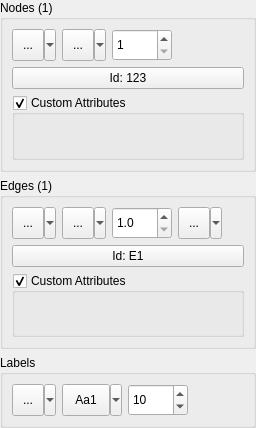
Old version of the form code/src/CNodeEdgePropertiesUI.ui in the repository ArsMasiuk/qvge.
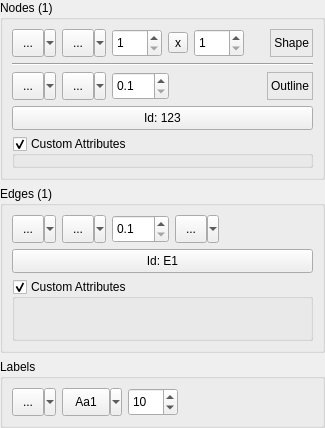
New version of the form. Custom widgets are drawn as their Qt base class.

```diff
--- a/code/src/CNodeEdgePropertiesUI.ui
+++ b/code/src/CNodeEdgePropertiesUI.ui
@@ -6,7 +6,7 @@
    <rect>
     <x>0</x>
     <y>0</y>
-    <width>256</width>
+    <width>325</width>
     <height>428</height>
    </rect>
   </property>
@@ -37,46 +37,46 @@
      <property name="title">
       <string>Nodes (1)</string>
      </property>
-     <layout class="QGridLayout" name="gridLayout">
-      <item row="3" column="0" colspan="4">
-       <widget class="QGroupBox" name="NodeAttrBox">
+     <layout class="QVBoxLayout" name="verticalLayout_5">
+      <item>
+       <layout class="QHBoxLayout" name="horizontalLayout_3">
+        <item>
+         <widget class="QSint::ColorButton" name="NodeColor">
         <property name="sizePolicy">
-         <sizepolicy hsizetype="Preferred" vsizetype="Expanding">
+           <sizepolicy hsizetype="Fixed" vsizetype="Fixed">
           <horstretch>0</horstretch>
           <verstretch>0</verstretch>
          </sizepolicy>
         </property>
-        <property name="title">
-         <string>Custom Attributes</string>
-        </property>
-        <property name="flat">
-         <bool>true</bool>
-        </property>
-        <property name="checkable">
-         <bool>true</bool>
-        </property>
-        <layout class="QVBoxLayout" name="verticalLayout_3">
-         <property name="leftMargin">
-          <number>0</number>
-         </property>
-         <property name="rightMargin">
-          <number>0</number>
-         </property>
-         <property name="bottomMargin">
-          <number>0</number>
-         </property>
-         <item>
-          <widget class="CAttributesEditorUI" name="NodeAttrEditor" native="true"/>
-         </item>
-        </layout>
-       </widget>
-      </item>
-      <item row="1" column="1">
+          <property name="minimumSize">
+           <size>
+            <width>44</width>
+            <height>28</height>
+           </size>
+          </property>
+          <property name="statusTip">
+           <string>Set fill color of the selected nodes</string>
+          </property>
+          <property name="text">
+           <string>...</string>
+          </property>
+          <property name="iconSize">
+           <size>
+            <width>18</width>
+            <height>18</height>
+           </size>
+          </property>
+          <property name="popupMode">
+           <enum>QToolButton::MenuButtonPopup</enum>
+          </property>
+         </widget>
+        </item>
+        <item>
        <widget class="QSint::QSplitButton" name="NodeShape">
         <property name="minimumSize">
          <size>
           <width>44</width>
-          <height>32</height>
+            <height>28</height>
          </size>
         </property>
         <property name="statusTip">
@@ -87,8 +87,8 @@
         </property>
         <property name="iconSize">
          <size>
-          <width>20</width>
-          <height>20</height>
+            <width>18</width>
+            <height>18</height>
          </size>
         </property>
         <property name="popupMode">
@@ -96,8 +96,8 @@
         </property>
        </widget>
       </item>
-      <item row="1" column="2">
-       <widget class="QSpinBox" name="NodeSize">
+        <item>
+         <widget class="QSpinBox" name="NodeSizeX">
         <property name="sizePolicy">
          <sizepolicy hsizetype="Fixed" vsizetype="Fixed">
           <horstretch>0</horstretch>
@@ -106,8 +106,8 @@
         </property>
         <property name="minimumSize">
          <size>
-          <width>60</width>
-          <height>32</height>
+            <width>50</width>
+            <height>28</height>
          </size>
         </property>
         <property name="statusTip">
@@ -120,11 +120,55 @@
          <number>1</number>
         </property>
         <property name="maximum">
-         <number>50</number>
+           <number>1000</number>
         </property>
        </widget>
       </item>
-      <item row="1" column="3">
+        <item>
+         <widget class="QToolButton" name="NodeSizeSwitch">
+          <property name="statusTip">
+           <string>Uniform nodes size editing if checked</string>
+          </property>
+          <property name="text">
+           <string>x</string>
+          </property>
+          <property name="checkable">
+           <bool>true</bool>
+          </property>
+          <property name="checked">
+           <bool>false</bool>
+          </property>
+         </widget>
+        </item>
+        <item>
+         <widget class="QSpinBox" name="NodeSizeY">
+          <property name="sizePolicy">
+           <sizepolicy hsizetype="Fixed" vsizetype="Fixed">
+            <horstretch>0</horstretch>
+            <verstretch>0</verstretch>
+           </sizepolicy>
+          </property>
+          <property name="minimumSize">
+           <size>
+            <width>50</width>
+            <height>28</height>
+           </size>
+          </property>
+          <property name="statusTip">
+           <string>Set height of the selected nodes</string>
+          </property>
+          <property name="correctionMode">
+           <enum>QAbstractSpinBox::CorrectToNearestValue</enum>
+          </property>
+          <property name="minimum">
+           <number>1</number>
+          </property>
+          <property name="maximum">
+           <number>1000</number>
+          </property>
+         </widget>
+        </item>
+        <item>
        <spacer name="horizontalSpacer">
         <property name="orientation">
          <enum>Qt::Horizontal</enum>
@@ -137,8 +181,35 @@
         </property>
        </spacer>
       </item>
-      <item row="1" column="0">
-       <widget class="QSint::ColorButton" name="NodeColor">
+        <item>
+         <widget class="QLabel" name="label_2">
+          <property name="frameShape">
+           <enum>QFrame::StyledPanel</enum>
+          </property>
+          <property name="frameShadow">
+           <enum>QFrame::Sunken</enum>
+          </property>
+          <property name="text">
+           <string>Shape</string>
+          </property>
+          <property name="alignment">
+           <set>Qt::AlignRight|Qt::AlignTrailing|Qt::AlignVCenter</set>
+          </property>
+         </widget>
+        </item>
+       </layout>
+      </item>
+      <item>
+       <widget class="Line" name="line">
+        <property name="orientation">
+         <enum>Qt::Horizontal</enum>
+        </property>
+       </widget>
+      </item>
+      <item>
+       <layout class="QHBoxLayout" name="horizontalLayout_5">
+        <item>
+         <widget class="QSint::ColorButton" name="StrokeColor">
         <property name="sizePolicy">
          <sizepolicy hsizetype="Fixed" vsizetype="Fixed">
           <horstretch>0</horstretch>
@@ -148,7 +219,7 @@
         <property name="minimumSize">
          <size>
           <width>44</width>
-          <height>32</height>
+            <height>28</height>
          </size>
         </property>
         <property name="statusTip">
@@ -159,17 +230,110 @@
         </property>
         <property name="iconSize">
          <size>
-          <width>20</width>
+            <width>18</width>
+            <height>18</height>
+           </size>
+          </property>
+          <property name="popupMode">
+           <enum>QToolButton::MenuButtonPopup</enum>
+          </property>
+         </widget>
+        </item>
+        <item>
+         <widget class="QSint::QPenButton" name="StrokeStyle">
+          <property name="minimumSize">
+           <size>
+            <width>44</width>
+            <height>28</height>
+           </size>
+          </property>
+          <property name="statusTip">
+           <string>Set stroke style of the selected nodes</string>
+          </property>
+          <property name="text">
+           <string>...</string>
+          </property>
+          <property name="iconSize">
+           <size>
+            <width>18</width>
+            <height>18</height>
+           </size>
+          </property>
+          <property name="popupMode">
+           <enum>QToolButton::MenuButtonPopup</enum>
+          </property>
+         </widget>
+        </item>
+        <item>
+         <widget class="QDoubleSpinBox" name="StrokeSize">
+          <property name="sizePolicy">
+           <sizepolicy hsizetype="Fixed" vsizetype="Fixed">
+            <horstretch>0</horstretch>
+            <verstretch>0</verstretch>
+           </sizepolicy>
+          </property>
+          <property name="minimumSize">
+           <size>
+            <width>50</width>
+            <height>28</height>
+           </size>
+          </property>
+          <property name="statusTip">
+           <string>Set stroke width of the selected nodes</string>
+          </property>
+          <property name="correctionMode">
+           <enum>QAbstractSpinBox::CorrectToNearestValue</enum>
+          </property>
+          <property name="decimals">
+           <number>1</number>
+          </property>
+          <property name="minimum">
+           <double>0.100000000000000</double>
+          </property>
+          <property name="singleStep">
+           <double>0.100000000000000</double>
+          </property>
+         </widget>
+        </item>
+        <item>
+         <spacer name="horizontalSpacer_4">
+          <property name="orientation">
+           <enum>Qt::Horizontal</enum>
+          </property>
+          <property name="sizeHint" stdset="0">
+           <size>
+            <width>40</width>
           <height>20</height>
          </size>
         </property>
-        <property name="popupMode">
-         <enum>QToolButton::MenuButtonPopup</enum>
+         </spacer>
+        </item>
+        <item>
+         <widget class="QLabel" name="label">
+          <property name="frameShape">
+           <enum>QFrame::StyledPanel</enum>
+          </property>
+          <property name="frameShadow">
+           <enum>QFrame::Sunken</enum>
+          </property>
+          <property name="text">
+           <string>Outline</string>
+          </property>
+          <property name="alignment">
+           <set>Qt::AlignRight|Qt::AlignTrailing|Qt::AlignVCenter</set>
         </property>
        </widget>
       </item>
-      <item row="2" column="0" colspan="4">
+       </layout>
+      </item>
+      <item>
        <widget class="QPushButton" name="NodeId">
+        <property name="minimumSize">
+         <size>
+          <width>0</width>
+          <height>24</height>
+         </size>
+        </property>
         <property name="toolTip">
          <string>Click to edit</string>
         </property>
@@ -181,6 +345,39 @@
         </property>
        </widget>
       </item>
+      <item>
+       <widget class="QGroupBox" name="NodeAttrBox">
+        <property name="sizePolicy">
+         <sizepolicy hsizetype="Preferred" vsizetype="Expanding">
+          <horstretch>0</horstretch>
+          <verstretch>0</verstretch>
+         </sizepolicy>
+        </property>
+        <property name="title">
+         <string>Custom Attributes</string>
+        </property>
+        <property name="flat">
+         <bool>true</bool>
+        </property>
+        <property name="checkable">
+         <bool>true</bool>
+        </property>
+        <layout class="QVBoxLayout" name="verticalLayout_3">
+         <property name="leftMargin">
+          <number>0</number>
+         </property>
+         <property name="rightMargin">
+          <number>0</number>
+         </property>
+         <property name="bottomMargin">
+          <number>0</number>
+         </property>
+         <item>
+          <widget class="CAttributesEditorUI" name="NodeAttrEditor" native="true"/>
+         </item>
+        </layout>
+       </widget>
+      </item>
      </layout>
     </widget>
    </item>
@@ -203,7 +400,7 @@
           <property name="minimumSize">
            <size>
             <width>44</width>
-            <height>32</height>
+            <height>28</height>
            </size>
           </property>
           <property name="statusTip">
@@ -214,8 +411,8 @@
           </property>
           <property name="iconSize">
            <size>
-            <width>20</width>
-            <height>20</height>
+            <width>18</width>
+            <height>18</height>
            </size>
           </property>
           <property name="popupMode">
@@ -228,7 +425,7 @@
           <property name="minimumSize">
            <size>
             <width>44</width>
-            <height>32</height>
+            <height>28</height>
            </size>
           </property>
           <property name="statusTip">
@@ -239,8 +436,8 @@
           </property>
           <property name="iconSize">
            <size>
-            <width>20</width>
-            <height>20</height>
+            <width>18</width>
+            <height>18</height>
            </size>
           </property>
           <property name="popupMode">
@@ -258,8 +455,8 @@
           </property>
           <property name="minimumSize">
            <size>
-            <width>60</width>
-            <height>32</height>
+            <width>50</width>
+            <height>28</height>
            </size>
           </property>
           <property name="statusTip">
@@ -272,7 +469,7 @@
            <number>1</number>
           </property>
           <property name="minimum">
-           <double>1.000000000000000</double>
+           <double>0.100000000000000</double>
           </property>
           <property name="singleStep">
            <double>0.100000000000000</double>
@@ -284,7 +481,7 @@
           <property name="minimumSize">
            <size>
             <width>44</width>
-            <height>32</height>
+            <height>28</height>
            </size>
           </property>
           <property name="statusTip">
@@ -295,8 +492,8 @@
           </property>
           <property name="iconSize">
            <size>
-            <width>20</width>
-            <height>20</height>
+            <width>18</width>
+            <height>18</height>
            </size>
           </property>
           <property name="popupMode">
@@ -321,6 +518,12 @@
       </item>
       <item>
        <widget class="QPushButton" name="EdgeId">
+        <property name="minimumSize">
+         <size>
+          <width>0</width>
+          <height>24</height>
+         </size>
+        </property>
         <property name="toolTip">
          <string>Click to edit</string>
         </property>
@@ -387,7 +590,7 @@
           <property name="minimumSize">
            <size>
             <width>44</width>
-            <height>32</height>
+            <height>28</height>
            </size>
           </property>
           <property name="statusTip">
@@ -398,8 +601,8 @@
           </property>
           <property name="iconSize">
            <size>
-            <width>20</width>
-            <height>20</height>
+            <width>18</width>
+            <height>18</height>
            </size>
           </property>
           <property name="popupMode">
@@ -412,7 +615,7 @@
           <property name="minimumSize">
            <size>
             <width>60</width>
-            <height>32</height>
+            <height>28</height>
            </size>
           </property>
           <property name="statusTip">
@@ -439,8 +642,8 @@
           </property>
           <property name="minimumSize">
            <size>
-            <width>60</width>
-            <height>32</height>
+            <width>50</width>
+            <height>28</height>
            </size>
           </property>
           <property name="statusTip">
```
Left out of the diff: 11 changed lines with no effect on the pictures. Lines whose indentation alone changed are shown as unchanged.
